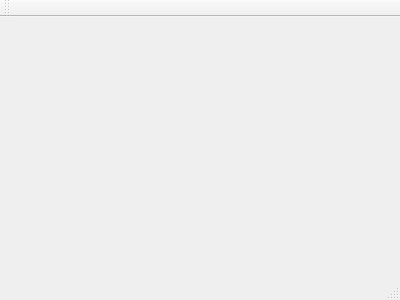
Old version of the form Director/mainwindow.ui in the repository Iolana/common.
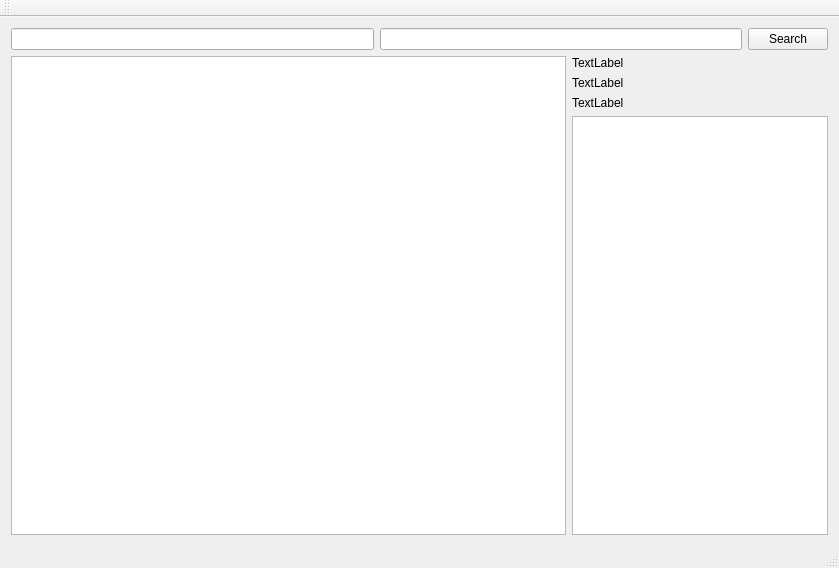
New version of the form.

The edit to the form file:
```diff
--- a/Director/mainwindow.ui
+++ b/Director/mainwindow.ui
@@ -1,24 +1,126 @@
 <ui version="4.0">
  <class>MainWindow</class>
- <widget class="QMainWindow" name="MainWindow" >
-  <property name="geometry" >
+ <widget class="QMainWindow" name="MainWindow">
+  <property name="geometry">
    <rect>
     <x>0</x>
     <y>0</y>
-    <width>400</width>
-    <height>300</height>
+    <width>839</width>
+    <height>568</height>
    </rect>
   </property>
   <property name="windowTitle" >
    <string>MainWindow</string>
   </property>
-  <widget class="QMenuBar" name="menuBar" />
-  <widget class="QToolBar" name="mainToolBar" />
-  <widget class="QWidget" name="centralWidget" />
-  <widget class="QStatusBar" name="statusBar" />
+  <widget class="QWidget" name="centralWidget">
+   <layout class="QVBoxLayout" name="verticalLayout">
+    <item>
+     <layout class="QHBoxLayout" name="horizontalLayout">
+      <property name="bottomMargin">
+       <number>0</number>
+      </property>
+      <item>
+       <widget class="QLineEdit" name="nameEdit"/>
+      </item>
+      <item>
+       <widget class="QLineEdit" name="tagEdit"/>
+      </item>
+      <item>
+       <widget class="QPushButton" name="searchBtn">
+        <property name="text">
+         <string>Search</string>
+        </property>
+       </widget>
+      </item>
+     </layout>
+    </item>
+    <item>
+     <layout class="QHBoxLayout" name="horizontalLayout_2">
+      <property name="bottomMargin">
+       <number>0</number>
+      </property>
+      <item>
+       <widget class="QListView" name="listView">
+        <property name="sizePolicy">
+         <sizepolicy hsizetype="Expanding" vsizetype="Expanding">
+          <horstretch>0</horstretch>
+          <verstretch>0</verstretch>
+         </sizepolicy>
+        </property>
+        <property name="editTriggers">
+         <set>QAbstractItemView::NoEditTriggers</set>
+        </property>
+       </widget>
+      </item>
+      <item>
+       <layout class="QVBoxLayout" name="verticalLayout_2">
+        <property name="rightMargin">
+         <number>0</number>
+        </property>
+        <item>
+         <widget class="QLabel" name="uuidLabel">
+          <property name="sizePolicy">
+           <sizepolicy hsizetype="Minimum" vsizetype="Preferred">
+            <horstretch>0</horstretch>
+            <verstretch>0</verstretch>
+           </sizepolicy>
+          </property>
+          <property name="text">
+           <string>TextLabel</string>
+          </property>
+         </widget>
+        </item>
+        <item>
+         <widget class="QLabel" name="tagsLabel">
+          <property name="text">
+           <string>TextLabel</string>
+          </property>
+         </widget>
+        </item>
+        <item>
+         <widget class="QLabel" name="storedLabel">
+          <property name="text">
+           <string>TextLabel</string>
+          </property>
+         </widget>
+        </item>
+        <item>
+         <widget class="QTextBrowser" name="commentText">
+          <property name="sizePolicy">
+           <sizepolicy hsizetype="Minimum" vsizetype="Expanding">
+            <horstretch>0</horstretch>
+            <verstretch>0</verstretch>
+           </sizepolicy>
+          </property>
+         </widget>
+        </item>
+       </layout>
+      </item>
+     </layout>
+    </item>
+   </layout>
+  </widget>
+  <widget class="QMenuBar" name="menuBar">
+   <property name="geometry">
+    <rect>
+     <x>0</x>
+     <y>0</y>
+     <width>839</width>
+     <height>18</height>
+    </rect>
+   </property>
+  </widget>
+  <widget class="QToolBar" name="mainToolBar">
+   <attribute name="toolBarArea">
+    <enum>TopToolBarArea</enum>
+   </attribute>
+   <attribute name="toolBarBreak">
+    <bool>false</bool>
+   </attribute>
+  </widget>
+  <widget class="QStatusBar" name="statusBar"/>
  </widget>
- <layoutDefault spacing="6" margin="11" />
- <pixmapfunction></pixmapfunction>
+ <layoutdefault spacing="6" margin="11"/>
  <resources/>
  <connections/>
 </ui>
```
Left out of the diff: 3 changed lines with no effect on the pictures.
